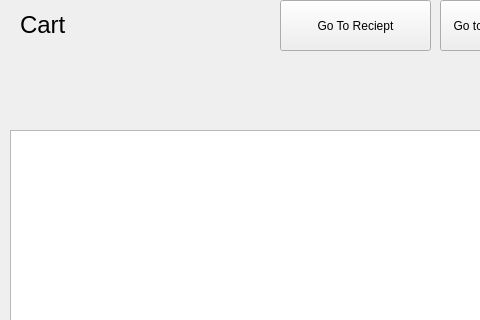
Qt form ui/cart_screen.ui (ComputerScienceHouse/bits-n-bytes-ui) before a commit; both pictures show x 0 to 480 and y 0 to 320 of the 1024 by 600 pixel window.
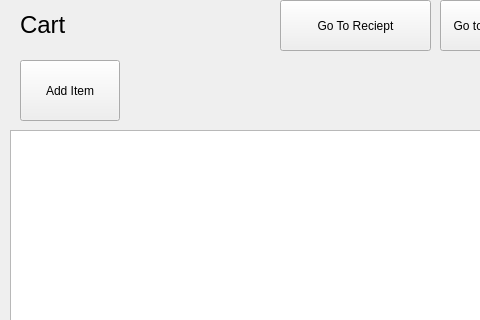
The same form after that commit.

Commit message: fixing double call of get_subtotal from Reciept and Cart Screen

The edit to the form file:
```diff
--- a/ui/cart_screen.ui
+++ b/ui/cart_screen.ui
@@ -198,6 +198,19 @@
      <string>normal</string>
     </property>
    </widget>
+   <widget class="QPushButton" name="addButton">
+    <property name="geometry">
+     <rect>
+      <x>20</x>
+      <y>60</y>
+      <width>100</width>
+      <height>61</height>
+     </rect>
+    </property>
+    <property name="text">
+     <string>Add Item</string>
+    </property>
+   </widget>
   </widget>
  </widget>
  <resources/>
```
The commit also changes 4 other files.
